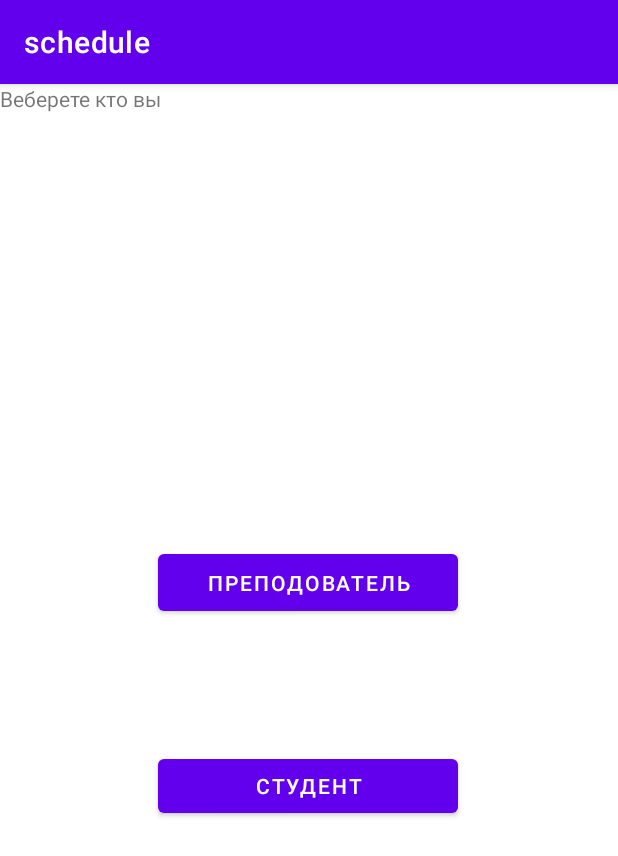
After one commit to Nia447/schedule-hits-2023, an Android app: the userchoise screen opened directly, with no data from a screen before it, on a phone screen of 412 x 824 dp. The commit adds this screen. Shown: the top 856 px of the screen. Run offline under Robolectric (Android 15) with nearby library versions, the phone set to English and light mode, and no system bars.

Commit message:
-add student and choise activitys
-add sdudent activuty
-add choise activty

```diff
--- a/app/src/main/AndroidManifest.xml
+++ b/app/src/main/AndroidManifest.xml
@@ -1,6 +1,6 @@
 <?xml version="1.0" encoding="utf-8"?>
 <manifest xmlns:android="http://schemas.android.com/apk/res/android"
-    xmlns:tools="http://schemas.android.com/tools" >
+    xmlns:tools="http://schemas.android.com/tools">
 
     <application
         android:allowBackup="true"
@@ -10,7 +10,13 @@
         android:label="@string/app_name"
         android:supportsRtl="true"
         android:theme="@style/Theme.Schedule"
-        tools:targetApi="31" >
+        tools:targetApi="31">
+        <activity
+            android:name=".Student"
+            android:exported="false" />
+        <activity
+            android:name=".userchoise"
+            android:exported="false" />
         <activity
             android:name=".lol"
             android:exported="false" />
@@ -18,7 +24,7 @@
             android:name=".MainActivity2"
             android:exported="true"
             android:label="@string/app_name"
-            android:theme="@style/Theme.Schedule.NoActionBar" >
+            android:theme="@style/Theme.Schedule.NoActionBar">
             <intent-filter>
                 <action android:name="android.intent.action.MAIN" />
 
--- /dev/null
+++ b/app/src/main/java/com/example/schedule/Student.kt
@@ -0,0 +1,11 @@
+package com.example.schedule
+
+import androidx.appcompat.app.AppCompatActivity
+import android.os.Bundle
+
+class Student : AppCompatActivity() {
+    override fun onCreate(savedInstanceState: Bundle?) {
+        super.onCreate(savedInstanceState)
+        setContentView(R.layout.activity_student)
+    }
+}
--- /dev/null
+++ b/app/src/main/java/com/example/schedule/userchoise.kt
@@ -0,0 +1,11 @@
+package com.example.schedule
+
+import androidx.appcompat.app.AppCompatActivity
+import android.os.Bundle
+
+class userchoise : AppCompatActivity() {
+    override fun onCreate(savedInstanceState: Bundle?) {
+        super.onCreate(savedInstanceState)
+        setContentView(R.layout.activity_userchoise)
+    }
+}
--- /dev/null
+++ b/app/src/main/res/layout/activity_student.xml
@@ -0,0 +1,9 @@
+<?xml version="1.0" encoding="utf-8"?>
+<androidx.constraintlayout.widget.ConstraintLayout xmlns:android="http://schemas.android.com/apk/res/android"
+    xmlns:app="http://schemas.android.com/apk/res-auto"
+    xmlns:tools="http://schemas.android.com/tools"
+    android:layout_width="match_parent"
+    android:layout_height="match_parent"
+    tools:context=".Student">
+
+</androidx.constraintlayout.widget.ConstraintLayout>
--- /dev/null
+++ b/app/src/main/res/layout/activity_userchoise.xml
@@ -0,0 +1,40 @@
+<?xml version="1.0" encoding="utf-8"?>
+<androidx.constraintlayout.widget.ConstraintLayout xmlns:android="http://schemas.android.com/apk/res/android"
+    xmlns:app="http://schemas.android.com/apk/res-auto"
+    xmlns:tools="http://schemas.android.com/tools"
+    android:layout_width="match_parent"
+    android:layout_height="match_parent"
+    tools:context=".userchoise">
+
+    <Button
+        android:id="@+id/prepodButton"
+        android:layout_width="200dp"
+        android:layout_height="50dp"
+        android:layout_marginTop="96dp"
+        android:text="@string/prepod"
+        app:layout_constraintBottom_toTopOf="@+id/studentButton"
+        app:layout_constraintEnd_toEndOf="parent"
+        app:layout_constraintHorizontal_bias="0.498"
+        app:layout_constraintStart_toStartOf="parent"
+        app:layout_constraintTop_toTopOf="parent"
+        app:layout_constraintVertical_bias="0.709" />
+
+    <Button
+        android:id="@+id/studentButton"
+        android:layout_width="200dp"
+        android:layout_height="wrap_content"
+        android:layout_marginBottom="276dp"
+        android:text="@string/student"
+        app:layout_constraintBottom_toBottomOf="parent"
+        app:layout_constraintEnd_toEndOf="parent"
+        app:layout_constraintHorizontal_bias="0.498"
+        app:layout_constraintStart_toStartOf="parent" />
+
+    <TextView
+        android:id="@+id/textView"
+        android:layout_width="wrap_content"
+        android:layout_height="wrap_content"
+        android:text="@string/Choise"
+        tools:layout_editor_absoluteX="149dp"
+        tools:layout_editor_absoluteY="167dp" />
+</androidx.constraintlayout.widget.ConstraintLayout>
--- a/app/src/main/res/values/strings.xml
+++ b/app/src/main/res/values/strings.xml
@@ -9,4 +9,7 @@
 
     <string name="hello_first_fragment">Hello first fragment</string>
     <string name="hello_second_fragment">Hello second fragment. Arg: %1$s</string>
+    <string name="prepod">Преподователь</string>
+    <string name="student">Студент</string>
+    <string name="Choise">Веберете кто вы </string>
 </resources>
```
